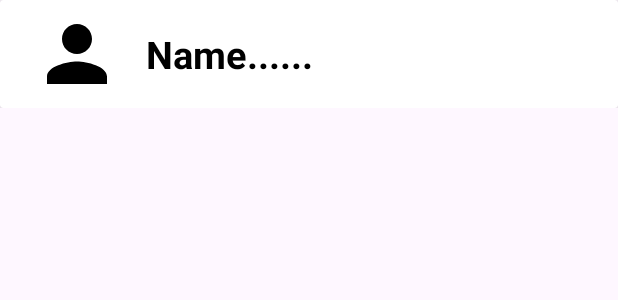
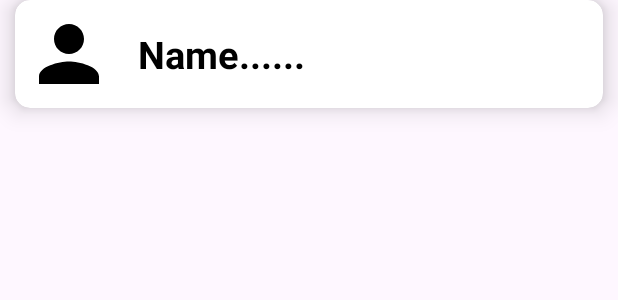
Before and after one commit to DevP-ai/InnerTalk, an Android app: the layout user_list.xml on its own in the app's theme, with its tools: preview values and no code run, on a phone screen of 412 x 824 dp. Shown: the top 300 px of the screen. Run offline under Robolectric (Android 15) with nearby library versions, the phone set to English and light mode, and no system bars.

Commit message:
RecyclerView added for message history user list design

```diff
--- a/app/src/main/res/layout/user_list.xml
+++ b/app/src/main/res/layout/user_list.xml
@@ -1,38 +1,37 @@
 <?xml version="1.0" encoding="utf-8"?>
-<LinearLayout xmlns:android="http://schemas.android.com/apk/res/android"
+<androidx.cardview.widget.CardView xmlns:android="http://schemas.android.com/apk/res/android"
     android:layout_width="match_parent"
     android:layout_height="wrap_content"
-    xmlns:app="http://schemas.android.com/apk/res-auto">
-
-    <androidx.cardview.widget.CardView
-        android:layout_width="match_parent"
-        android:layout_height="match_parent">
+    xmlns:app="http://schemas.android.com/apk/res-auto"
+    app:cardCornerRadius="10dp"
+    app:cardElevation="10dp"
+    android:layout_marginStart="10dp"
+    android:layout_marginEnd="10dp"
+    android:layout_marginBottom="5dp">
 
     <LinearLayout
         android:layout_width="match_parent"
         android:layout_height="match_parent"
-            android:layout_marginStart="15dp"
         android:orientation="horizontal">
 
         <de.hdodenhof.circleimageview.CircleImageView
             android:id="@+id/userProfile"
             android:layout_width="60dp"
             android:layout_height="60dp"
+            android:layout_margin="6dp"
             android:scaleType="centerCrop"
-                android:src="@drawable/ic_profile"
-                android:layout_margin="6dp"/>
+            android:src="@drawable/ic_profile" />
 
         <TextView
             android:id="@+id/profileName"
             android:layout_width="match_parent"
             android:layout_height="wrap_content"
+            android:layout_gravity="center_vertical"
+            android:layout_marginStart="10dp"
             android:text="Name......"
+            android:textColor="@color/black"
             android:textSize="25sp"
-                android:layout_marginStart="10dp"
-                android:textColor="@color/black"
-                android:textStyle="bold"
-                android:layout_gravity="center_vertical" />
+            android:textStyle="bold" />
     </LinearLayout>
+
 </androidx.cardview.widget.CardView>
-
-</LinearLayout>
```
Also changed, not shown: app/src/main/res/layout/fragment_home.xml (+43 -7 lines). Lines whose indentation alone changed are shown as unchanged.
